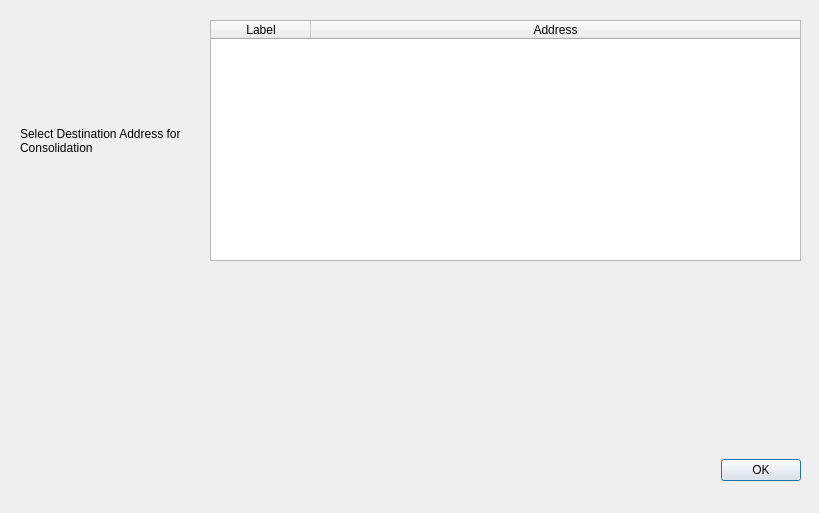
Above: src/qt/forms/consolidateunspentdialog.ui from gridcoin-community/Gridcoin-Research before the change. Below: the same form after it.
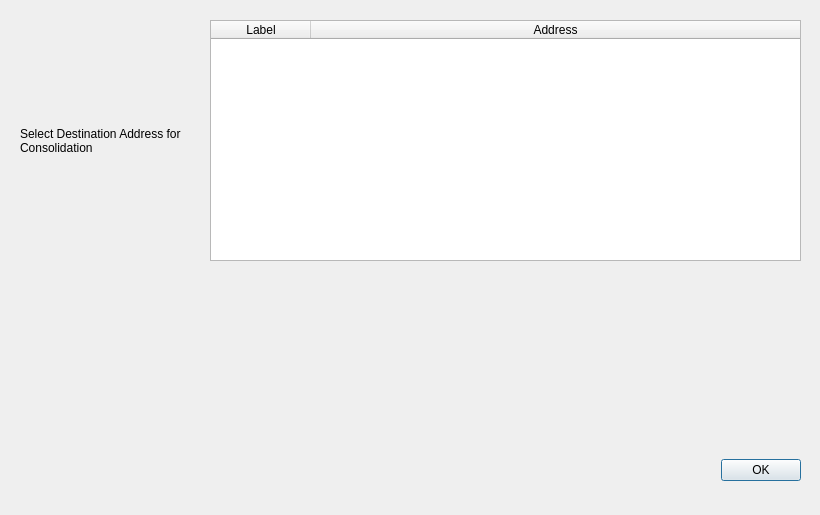
That is the form after the change. Icons and pictures are not drawn.

Patch:
```diff
--- a/src/qt/forms/consolidateunspentdialog.ui
+++ b/src/qt/forms/consolidateunspentdialog.ui
@@ -6,8 +6,8 @@
    <rect>
     <x>0</x>
     <y>0</y>
-    <width>819</width>
-    <height>513</height>
+    <width>820</width>
+    <height>515</height>
    </rect>
   </property>
   <property name="windowTitle">
```
